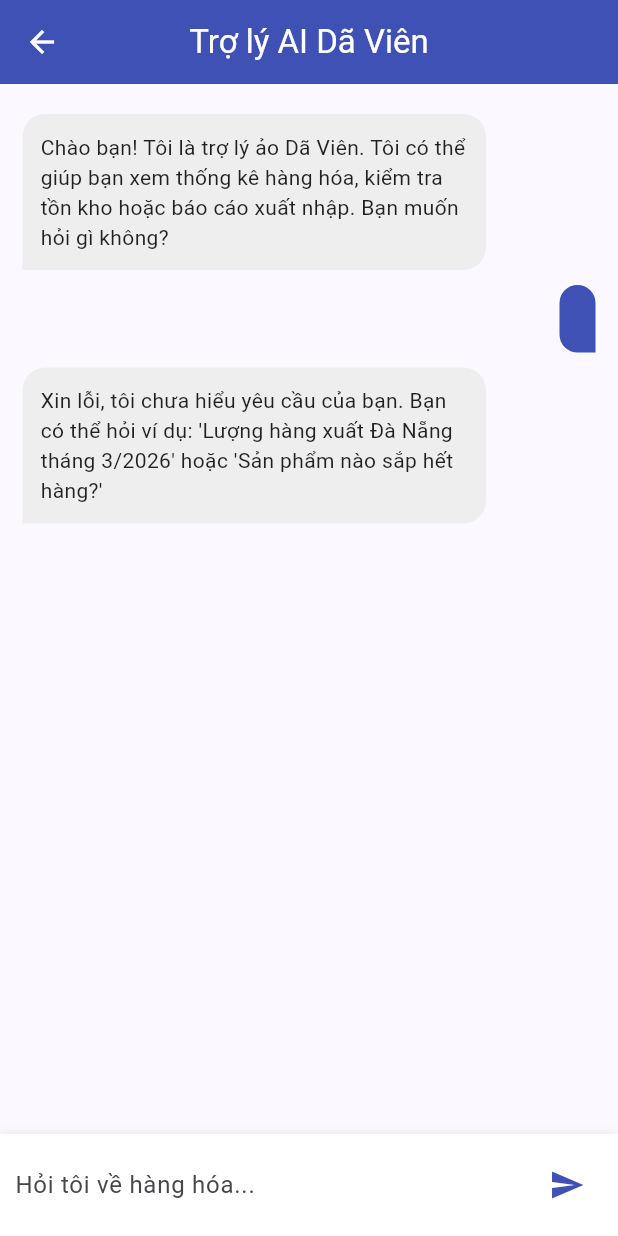
After one commit to 22t1020439/QuanLiHangHoa, a Flutter app: the AIAssistantScreen screen opened directly, after a tap on the "send" icon, on a phone screen of 412 x 824 dp. The commit adds this screen. Run offline on Flutter 3.47's test engine with Material 3 defaults, Android fonts, the light colour scheme and no system bars; our stand-ins replace cloud_firestore, firebase_core, fl_chart, flutter_spinkit, share_plus; missing offline and left inert: dart:html, excel; accounts and stored records are empty.

Commit message:
Tích hợp trợ lý AI Dã Viên để truy vấn thống kê hàng hóa

```diff
--- a/lib/main.dart
+++ b/lib/main.dart
@@ -7,6 +7,7 @@ import 'screens/supplier_screen.dart';
 import 'screens/transaction_screen.dart';
 import 'screens/history_screen.dart';
 import 'screens/home_screen.dart';
+import 'screens/ai_assistant_screen.dart';
 import 'models/product_model.dart';
 import 'services/firestore_service.dart';
 
@@ -83,6 +84,7 @@ class _MainNavigationScreenState extends State<MainNavigationScreen> {
       const SupplierScreen(),
       const TransactionScreen(),
       const HistoryScreen(),
+      const AIAssistantScreen(),
     ];
 
     return Scaffold(
@@ -101,6 +103,10 @@ class _MainNavigationScreenState extends State<MainNavigationScreen> {
             label: 'Nhập/Xuất',
           ),
           NavigationDestination(icon: Icon(Icons.history), label: 'Lịch Sử'),
+          NavigationDestination(
+            icon: Icon(Icons.smart_toy),
+            label: 'Trợ lý AI',
+          ),
         ],
       ),
     );
--- /dev/null
+++ b/lib/screens/ai_assistant_screen.dart
@@ -0,0 +1,201 @@
+import 'package:flutter/material.dart';
+import 'package:intl/intl.dart';
+import 'package:flutter_spinkit/flutter_spinkit.dart';
+import '../services/firestore_service.dart';
+import '../models/product_model.dart';
+import '../models/transaction_model.dart';
+
+class AIAssistantScreen extends StatefulWidget {
+  const AIAssistantScreen({super.key});
+
+  @override
+  State<AIAssistantScreen> createState() => _AIAssistantScreenState();
+}
+
+class _AIAssistantScreenState extends State<AIAssistantScreen> {
+  final TextEditingController _controller = TextEditingController();
+  final List<Map<String, String>> _messages = [
+    {
+      'role': 'assistant',
+      'text': 'Chào bạn! Tôi là trợ lý ảo Dã Viên. Tôi có thể giúp bạn xem thống kê hàng hóa, kiểm tra tồn kho hoặc báo cáo xuất nhập. Bạn muốn hỏi gì không?'
+    }
+  ];
+  bool _isLoading = false;
+  final FirestoreService _service = FirestoreService();
+
+  void _addMessage(String role, String text) {
+    setState(() {
+      _messages.add({'role': role, 'text': text});
+    });
+  }
+
+  Future<void> _processQuery(String query) async {
+    _addMessage('user', query);
+    setState(() => _isLoading = true);
+    _controller.clear();
+
+    String response = "";
+    final q = query.toLowerCase();
+
+    try {
+      if (q.contains('xuất') && (q.contains('đà nẵng') || q.contains('đn'))) {
+        response = await _handleStatsQuery(q, TransactionType.export, ProductType.dong);
+      } else if (q.contains('xuất') && q.contains('nội bộ')) {
+        response = await _handleStatsQuery(q, TransactionType.export, ProductType.noiBo);
+      } else if (q.contains('nhập') && (q.contains('đà nẵng') || q.contains('đn'))) {
+        response = await _handleStatsQuery(q, TransactionType.import, ProductType.dong);
+      } else if (q.contains('nhập') && q.contains('nội bộ')) {
+        response = await _handleStatsQuery(q, TransactionType.import, ProductType.noiBo);
+      } else if (q.contains('sắp hết') || q.contains('cảnh báo') || q.contains('tồn kho thấp')) {
+        response = await _handleLowStockQuery();
+      } else if (q.contains('tổng tồn') || q.contains('có bao nhiêu')) {
+        response = await _handleTotalStockQuery();
+      } else {
+        response = "Xin lỗi, tôi chưa hiểu yêu cầu của bạn. Bạn có thể hỏi ví dụ: 'Lượng hàng xuất Đà Nẵng tháng 3/2026' hoặc 'Sản phẩm nào sắp hết hàng?'";
+      }
+    } catch (e) {
+      response = "Có lỗi xảy ra khi truy vấn dữ liệu: $e";
+    }
+
+    _addMessage('assistant', response);
+    setState(() => _isLoading = false);
+  }
+
+  Future<String> _handleStatsQuery(String q, TransactionType txType, ProductType pType) async {
+    // Regex tìm tháng/năm
+    final monthRegex = RegExp(r'tháng (\d{1,2})');
+    final yearRegex = RegExp(r'năm (\d{4})|(\d{4})');
+
+    int month = DateTime.now().month;
+    int year = DateTime.now().year;
+
+    final monthMatch = monthRegex.firstMatch(q);
+    if (monthMatch != null) month = int.parse(monthMatch.group(1)!);
+
+    final yearMatch = yearRegex.firstMatch(q);
+    if (yearMatch != null) {
+      String y = yearMatch.group(1) ?? yearMatch.group(2)!;
+      year = int.parse(y);
+    }
+
+    final start = DateTime(year, month, 1);
+    final end = DateTime(year, month + 1, 0, 23, 59, 59);
+
+    final stats = await _service.getDetailedStats(
+      start: start,
+      end: end,
+      txType: txType,
+      productType: pType,
+    );
+
+    if (stats.isEmpty) {
+      return "Không có dữ liệu ${txType == TransactionType.export ? "xuất" : "nhập"} hàng ${pType == ProductType.dong ? "Đà Nẵng" : "Nội bộ"} trong tháng $month/$year.";
+    }
+
+    double total = stats.values.reduce((a, b) => a + b);
+    String res = "Thống kê ${txType == TransactionType.export ? "xuất" : "nhập"} hàng ${pType == ProductType.dong ? "Đà Nẵng" : "Nội bộ"} tháng $month/$year:\n";
+    res += "- Tổng số lượng: $total\n";
+    res += "- Chi tiết từng món:\n";
+    stats.forEach((name, qty) {
+      res += "  + $name: $qty\n";
+    });
+
+    return res;
+  }
+
+  Future<String> _handleLowStockQuery() async {
+    // Giả sử ngưỡng thấp là 10 (có thể lấy từ Firestore nếu có)
+    final snapshot = await _service.getProducts(ProductType.dong).first;
+    final snapshot2 = await _service.getProducts(ProductType.noiBo).first;
+
+    final lowStock = [...snapshot, ...snapshot2].where((p) => p.stock <= 10).toList();
+
+    if (lowStock.isEmpty) return "Hiện tại không có sản phẩm nào sắp hết hàng (tất cả đều > 10).";
+
+    String res = "Danh sách sản phẩm sắp hết hàng (<= 10):\n";
+    for (var p in lowStock) {
+      res += "- ${p.name}: ${p.stock} ${p.unit} (${p.type == ProductType.dong ? "Đà Nẵng" : "Nội bộ"})\n";
+    }
+    return res;
+  }
+
+  Future<String> _handleTotalStockQuery() async {
+    final stats = await _service.getDashboardStats().first;
+    return "Hiện tại hệ thống đang quản lý:\n- ${stats['countDong']} mặt hàng Đà Nẵng\n- ${stats['countNoiBo']} mặt hàng Nội Bộ.";
+  }
+
+  @override
+  Widget build(BuildContext context) {
+    return Scaffold(
+      appBar: AppBar(
+        title: const Text('Trợ lý AI Dã Viên'),
+        centerTitle: true,
+        backgroundColor: Colors.indigo,
+        foregroundColor: Colors.white,
+      ),
+      body: Column(
+        children: [
+          Expanded(
+            child: ListView.builder(
+              padding: const EdgeInsets.all(15),
+              itemCount: _messages.length,
+              itemBuilder: (context, index) {
+                final msg = _messages[index];
+                final isAssistant = msg['role'] == 'assistant';
+                return Align(
+                  alignment: isAssistant ? Alignment.centerLeft : Alignment.centerRight,
+                  child: Container(
+                    margin: const EdgeInsets.symmetric(vertical: 5),
+                    padding: const EdgeInsets.all(12),
+                    constraints: BoxConstraints(maxWidth: MediaQuery.of(context).size.width * 0.75),
+                    decoration: BoxDecoration(
+                      color: isAssistant ? Colors.grey[200] : Colors.indigo,
+                      borderRadius: BorderRadius.circular(15).copyWith(
+                        bottomLeft: isAssistant ? const Radius.circular(0) : const Radius.circular(15),
+                        bottomRight: isAssistant ? const Radius.circular(15) : const Radius.circular(0),
+                      ),
+                    ),
+                    child: Text(
+                      msg['text']!,
+                      style: TextStyle(color: isAssistant ? Colors.black87 : Colors.white),
+                    ),
+                  ),
+                );
+              },
+            ),
+          ),
+          if (_isLoading)
+            const Padding(
+              padding: EdgeInsets.all(8.0),
+              child: SpinKitThreeBounce(color: Colors.indigo, size: 20),
+            ),
+          Container(
+            padding: const EdgeInsets.all(10),
+            decoration: BoxDecoration(
+              color: Colors.white,
+              boxShadow: [BoxShadow(color: Colors.grey.withOpacity(0.2), blurRadius: 5)],
+            ),
+            child: Row(
+              children: [
+                Expanded(
+                  child: TextField(
+                    controller: _controller,
+                    decoration: const InputDecoration(
+                      hintText: 'Hỏi tôi về hàng hóa...',
+                      border: InputBorder.none,
+                    ),
+                    onSubmitted: _processQuery,
+                  ),
+                ),
+                IconButton(
+                  icon: const Icon(Icons.send, color: Colors.indigo),
+                  onPressed: () => _processQuery(_controller.text),
+                ),
+              ],
+            ),
+          ),
+        ],
+      ),
+    );
+  }
+}
--- a/pubspec.yaml
+++ b/pubspec.yaml
@@ -42,6 +42,8 @@ dependencies:
   path_provider: ^2.1.5
   open_filex: ^4.5.0
   share_plus: ^10.1.4
+  google_generative_ai: ^0.4.5
+  flutter_spinkit: ^5.2.1
 
 dev_dependencies:
   flutter_test:
```
Also changed, not shown: lib/services/firestore_service.dart (+28 -0 lines), pubspec.lock.
